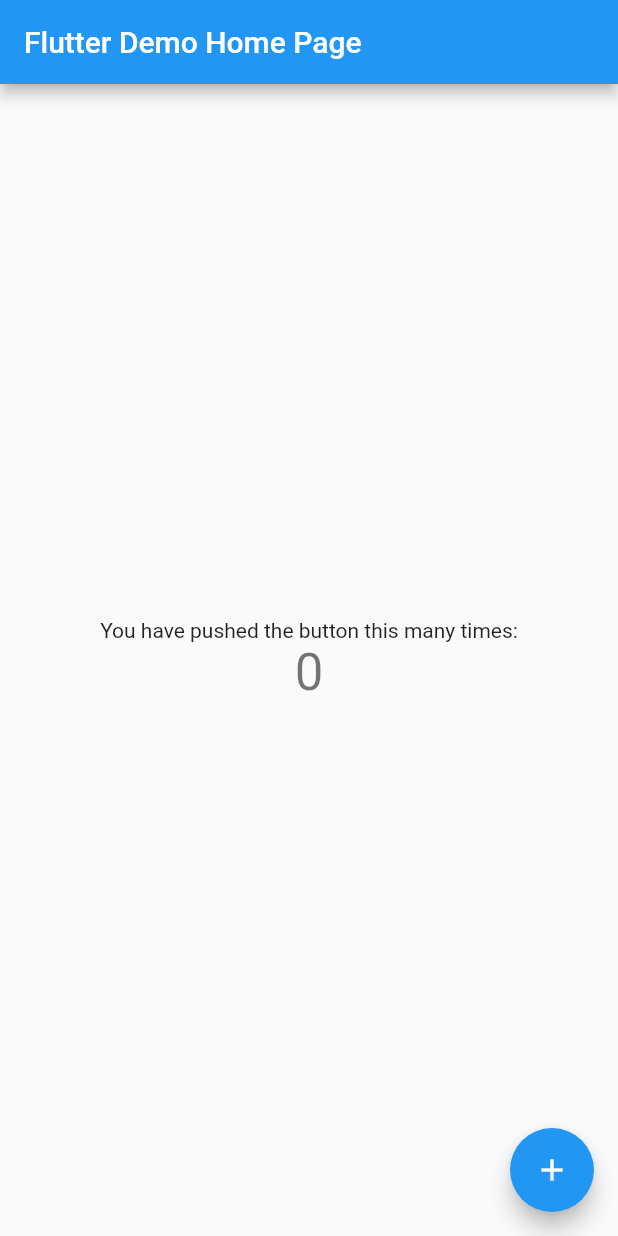
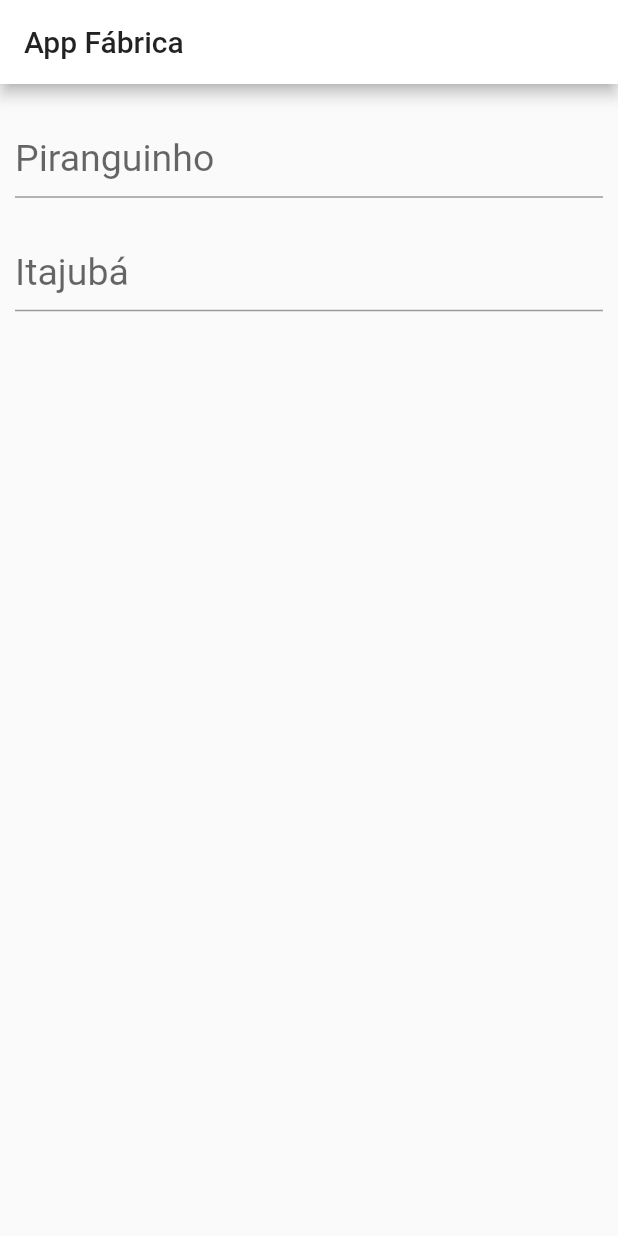
Before and after one commit to nahidalgo/fabrica_app, a Flutter app: the screen it shows after launch, on a phone screen of 412 x 824 dp. Run offline on Flutter 3.47's test engine with Material 2 defaults, Android fonts, the phone set to English and light mode, and no system bars.

```diff
--- a/lib/main.dart
+++ b/lib/main.dart
@@ -1,111 +1,69 @@
 import 'package:flutter/material.dart';
+import 'PiranguinhoStore.dart';
+import 'ItajubaStore.dart';
 
-void main() => runApp(MyApp());
+void main() => runApp(new HomeScreen());
 
-class MyApp extends StatelessWidget {
-  // This widget is the root of your application.
+class HomeScreen extends StatelessWidget {
   @override
   Widget build(BuildContext context) {
     return MaterialApp(
-      title: 'Flutter Demo',
+        title: 'App Fábrica',
         theme: ThemeData(
-        // This is the theme of your application.
-        //
-        // Try running your application with "flutter run". You'll see the
-        // application has a blue toolbar. Then, without quitting the app, try
-        // changing the primarySwatch below to Colors.green and then invoke
-        // "hot reload" (press "r" in the console where you ran "flutter run",
-        // or simply save your changes to "hot reload" in a Flutter IDE).
-        // Notice that the counter didn't reset back to zero; the application
-        // is not restarted.
-        primarySwatch: Colors.blue,
+          primaryColor: Colors.white,
         ),
-      home: MyHomePage(title: 'Flutter Demo Home Page'),
-    );
+        debugShowCheckedModeBanner: false,
+        home: Container(
+            color: Colors.white,
+            child: Scaffold(
+              appBar: AppBar(
+                title: Text('App Fábrica'),
+              ),
+              body: SingleChildScrollView(
+                padding: EdgeInsets.fromLTRB(10.0, 0.0, 10.0, 0.0),
+                child: Column(
+                  crossAxisAlignment: CrossAxisAlignment.stretch,
+                  children: <Widget>[
+                    TextFormField(
+                      keyboardType: TextInputType.number,
+                      decoration: InputDecoration(
+                        labelText: 'Piranguinho',
+                        alignLabelWithHint: true,
+                      ),
+                      textAlign: TextAlign.center,
+                      style: TextStyle(
+                        color: Colors.black,
+                        fontSize: 25,
+                      ),
+                      validator: (value) {
+                        if (value.isEmpty) {
+                          return "Insira a quantidade";
                         }
+                      },
+                    ),
+                    TextFormField(
+                      keyboardType: TextInputType.number,
+                      decoration: InputDecoration(
+                        labelText: 'Itajubá',
+                        alignLabelWithHint: true,
+                      ),
+                      textAlign: TextAlign.center,
+                      style: TextStyle(
+                        color: Colors.black,
+                        fontSize: 25,
+                      ),
+                      validator: (value) {
+                        if (value.isEmpty) {
+                          return "Insira a quantidade";
                         }
-
-class MyHomePage extends StatefulWidget {
-  MyHomePage({Key key, this.title}) : super(key: key);
-
-  // This widget is the home page of your application. It is stateful, meaning
-  // that it has a State object (defined below) that contains fields that affect
-  // how it looks.
-
-  // This class is the configuration for the state. It holds the values (in this
-  // case the title) provided by the parent (in this case the App widget) and
-  // used by the build method of the State. Fields in a Widget subclass are
-  // always marked "final".
-
-  final String title;
-
-  @override
-  _MyHomePageState createState() => _MyHomePageState();
-}
-
-class _MyHomePageState extends State<MyHomePage> {
-  int _counter = 0;
-
-  void _incrementCounter() {
-    setState(() {
-      // This call to setState tells the Flutter framework that something has
-      // changed in this State, which causes it to rerun the build method below
-      // so that the display can reflect the updated values. If we changed
-      // _counter without calling setState(), then the build method would not be
-      // called again, and so nothing would appear to happen.
-      _counter++;
-    });
-  }
-
-  @override
-  Widget build(BuildContext context) {
-    // This method is rerun every time setState is called, for instance as done
-    // by the _incrementCounter method above.
-    //
-    // The Flutter framework has been optimized to make rerunning build methods
-    // fast, so that you can just rebuild anything that needs updating rather
-    // than having to individually change instances of widgets.
-    return Scaffold(
-      appBar: AppBar(
-        // Here we take the value from the MyHomePage object that was created by
-        // the App.build method, and use it to set our appbar title.
-        title: Text(widget.title),
+                      },
                     ),
-      body: Center(
-        // Center is a layout widget. It takes a single child and positions it
-        // in the middle of the parent.
-        child: Column(
-          // Column is also layout widget. It takes a list of children and
-          // arranges them vertically. By default, it sizes itself to fit its
-          // children horizontally, and tries to be as tall as its parent.
-          //
-          // Invoke "debug painting" (press "p" in the console, choose the
-          // "Toggle Debug Paint" action from the Flutter Inspector in Android
-          // Studio, or the "Toggle Debug Paint" command in Visual Studio Code)
-          // to see the wireframe for each widget.
-          //
-          // Column has various properties to control how it sizes itself and
-          // how it positions its children. Here we use mainAxisAlignment to
-          // center the children vertically; the main axis here is the vertical
-          // axis because Columns are vertical (the cross axis would be
-          // horizontal).
-          mainAxisAlignment: MainAxisAlignment.center,
-          children: <Widget>[
-            Text(
-              'You have pushed the button this many times:',
-            ),
-            Text(
-              '$_counter',
-              style: Theme.of(context).textTheme.display1,
-            ),
+                    Padding(
+                      padding: EdgeInsets.only(top: 10.0, bottom: 10.0),
+                    )
                   ],
                 ),
               ),
-      floatingActionButton: FloatingActionButton(
-        onPressed: _incrementCounter,
-        tooltip: 'Increment',
-        child: Icon(Icons.add),
-      ), // This trailing comma makes auto-formatting nicer for build methods.
-    );
+            )));
   }
 }
```
Also changed, not shown: lib/ItajubaStore.dart (added, +8 -0 lines), lib/PiranguinhoStore.dart (added, +10 -0 lines), 1 other file. Lines whose indentation alone changed are shown as unchanged.
